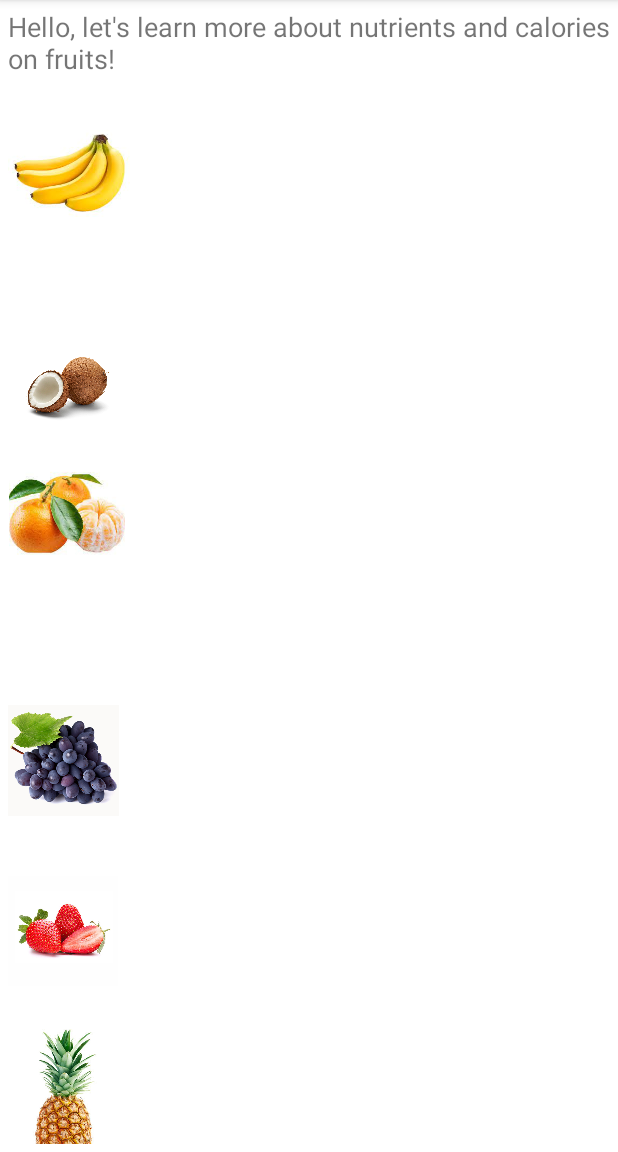
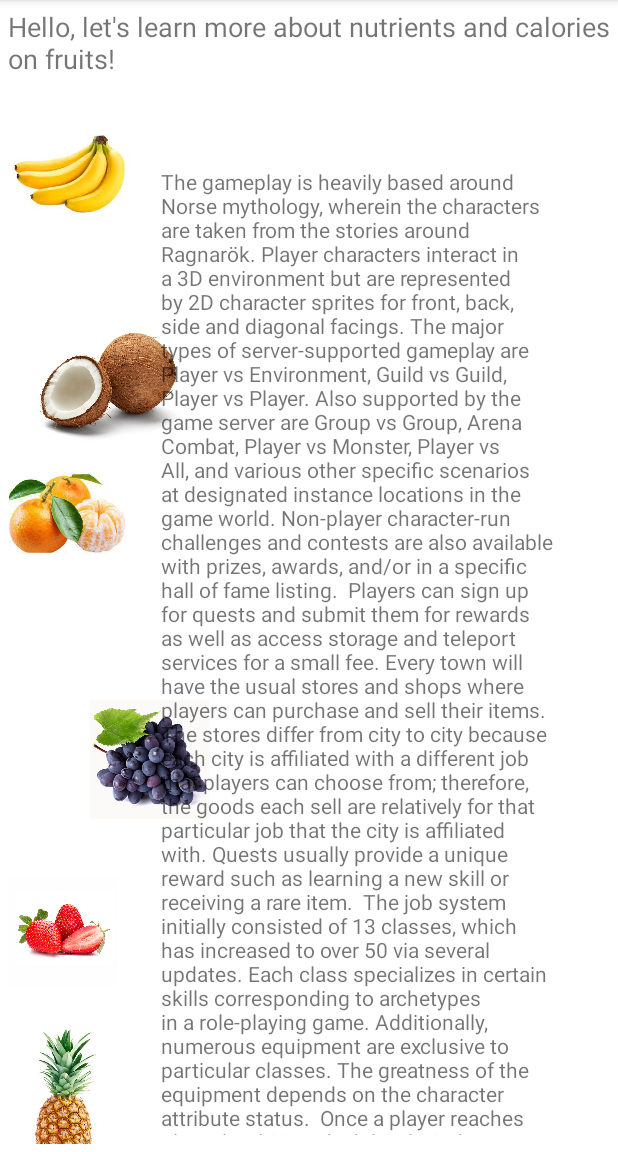
Before and after one commit to AkaciaPark/nutricional-value-display, an Android app: the screen it shows after launch (MainActivity), on a phone screen of 412 x 824 dp, the part 84-1236 px from its top. Run offline under Robolectric (Android 15) with nearby library versions, the phone set to English and light mode, and no system bars.

Commit message:
add scrollview but still need to fix the figures

```diff
--- a/app/src/main/res/layout/activity_main.xml
+++ b/app/src/main/res/layout/activity_main.xml
@@ -1,10 +1,16 @@
 <?xml version="1.0" encoding="utf-8"?>
-<RelativeLayout xmlns:android="http://schemas.android.com/apk/res/android"
+<ScrollView
+    xmlns:android="http://schemas.android.com/apk/res/android"
     xmlns:app="http://schemas.android.com/apk/res-auto"
     xmlns:tools="http://schemas.android.com/tools"
+    android:layout_width="match_parent"
+    android:layout_height="match_parent"
+    android:fillViewport="true">
+
+<RelativeLayout
     android:id="@+id/activity_main"
     android:layout_width="match_parent"
-    android:layout_height="match_parent"
+    android:layout_height="wrap_content"
     android:padding="5dp"
     tools:context=".MainActivity">
 
@@ -23,21 +29,21 @@
         android:layout_alignParentEnd="true"
         android:layout_alignParentBottom="true"
         android:layout_marginEnd="320dp"
-        android:layout_marginBottom="572dp"
+        android:layout_marginBottom="571dp"
         app:srcCompat="@drawable/banana" />
 
     <ImageView
-        android:id="@+id/imageView2"
+        android:id="@+id/coconut"
         android:layout_width="wrap_content"
         android:layout_height="102dp"
         android:layout_alignParentEnd="true"
         android:layout_alignParentBottom="true"
-        android:layout_marginEnd="329dp"
-        android:layout_marginBottom="453dp"
+        android:layout_marginEnd="279dp"
+        android:layout_marginBottom="455dp"
         app:srcCompat="@drawable/coconut" />
 
     <ImageView
-        android:id="@+id/imageView3"
+        android:id="@+id/ponkam"
         android:layout_width="77dp"
         android:layout_height="wrap_content"
         android:layout_alignParentEnd="true"
@@ -47,17 +53,17 @@
         app:srcCompat="@drawable/ponkam" />
 
     <ImageView
-        android:id="@+id/imageView4"
+        android:id="@+id/grape"
         android:layout_width="79dp"
         android:layout_height="109dp"
         android:layout_alignParentEnd="true"
         android:layout_alignParentBottom="true"
-        android:layout_marginEnd="327dp"
-        android:layout_marginBottom="201dp"
+        android:layout_marginEnd="267dp"
+        android:layout_marginBottom="202dp"
         app:srcCompat="@drawable/grape" />
 
     <ImageView
-        android:id="@+id/imageView5"
+        android:id="@+id/strawberry"
         android:layout_width="88dp"
         android:layout_height="86dp"
         android:layout_alignParentEnd="true"
@@ -67,7 +73,7 @@
         app:srcCompat="@drawable/strawberry" />
 
     <ImageView
-        android:id="@+id/imageView6"
+        android:id="@+id/pineapple"
         android:layout_width="wrap_content"
         android:layout_height="107dp"
         android:layout_alignParentEnd="true"
@@ -76,4 +82,23 @@
         android:layout_marginBottom="-22dp"
         app:srcCompat="@drawable/pineapple" />
 
+    <TextView
+        android:id="@+id/textView2"
+        android:layout_width="262dp"
+        android:layout_height="645dp"
+        android:layout_alignParentEnd="true"
+        android:layout_alignParentBottom="true"
+        android:layout_marginEnd="37dp"
+        android:layout_marginBottom="6dp"
+        android:text="The gameplay is heavily based around Norse mythology, wherein the characters are taken from the stories around Ragnarök. Player characters interact in a 3D environment but are represented by 2D character sprites for front, back, side and diagonal facings. The major types of server-supported gameplay are Player vs Environment, Guild vs Guild, Player vs Player. Also supported by the game server are Group vs Group, Arena Combat, Player vs Monster, Player vs All, and various other specific scenarios at designated instance locations in the game world. Non-player character-run challenges and contests are also available with prizes, awards, and/or in a specific hall of fame listing.
+
+Players can sign up for quests and submit them for rewards as well as access storage and teleport services for a small fee. Every town will have the usual stores and shops where players can purchase and sell their items. The stores differ from city to city because each city is affiliated with a different job that players can choose from; therefore, the goods each sell are relatively for that particular job that the city is affiliated with. Quests usually provide a unique reward such as learning a new skill or receiving a rare item.
+
+The job system initially consisted of 13 classes, which has increased to over 50 via several updates. Each class specializes in certain skills corresponding to archetypes in a role-playing game. Additionally, numerous equipment are exclusive to particular classes. The greatness of the equipment depends on the character attribute status.
+
+Once a player reaches player level 99 and job level 50, they can 'rebirth' their character (not applicable to expansion classes and Super Novices). Rebirthing brings a character back to level 1 for both player level and job level. Reborn characters generally work the same as regular characters up until the second class. Instead of a second class, characters that are born can transcend to a new second job, different from those of a character that hasn't been reborn. These transcended job types have more skills and a larger number of 'stat points' to allocate to characters compared to second classes. The experience curve for transcendent jobs is significantly higher. Players are given the option to advance onto their third classes which provide an additional set of skills as well as allowing with player to break through the traditional level cap of 99."
+        android:textSize="14dp" />
+
+
 </RelativeLayout>
+</ScrollView>
```
